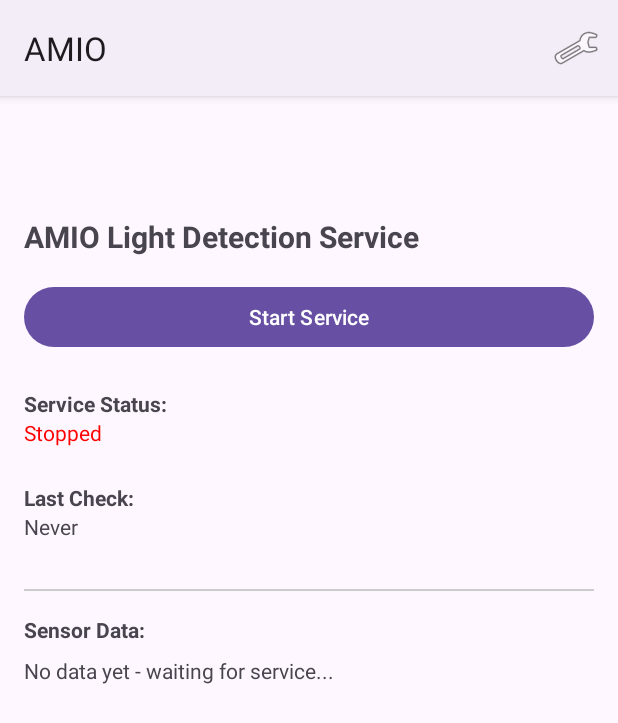
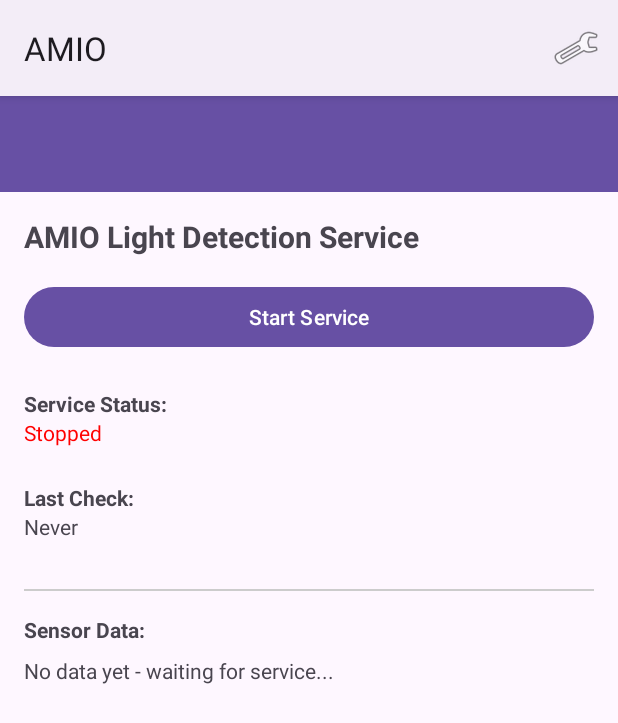
Before and after one commit to Dolhen-James/AMIO_PROJECT, an Android app: the screen it shows after launch (MainActivity), on a phone screen of 412 x 824 dp. Shown: the top 723 px of the screen. Run offline under Robolectric (Android 15) with nearby library versions, the phone set to English and light mode, and no system bars; 1 statement that could not run was skipped.

Commit message:
Fixed : ToolBar not displayed when dark mode activated

```diff
--- a/app/src/main/java/com/example/amio/MainActivity.java
+++ b/app/src/main/java/com/example/amio/MainActivity.java
@@ -60,8 +60,13 @@ public class MainActivity extends AppCompatActivity {
 
         Log.d(TAG, "MainActivity created");
 
-    // Request notification permission for Android 13+ (API 33+) using helper
-    NotificationHelper.requestNotificationPermission(this);
+
+        // Set up the top app bar (Toolbar)
+        androidx.appcompat.widget.Toolbar toolbar = findViewById(R.id.toolbar);
+        setSupportActionBar(toolbar);
+
+        // Request notification permission for Android 13+ (API 33+) using helper
+        NotificationHelper.requestNotificationPermission(this);
 
         // Initialize UI elements
         initializeViews();
--- a/app/src/main/res/layout/activity_main.xml
+++ b/app/src/main/res/layout/activity_main.xml
@@ -7,10 +7,14 @@
     android:fitsSystemWindows="true"
     tools:context=".MainActivity">
 
-    <!-- Spacer for ActionBar - ensures content starts below it -->
-    <View
+    <!-- Top App Bar -->
+    <androidx.appcompat.widget.Toolbar
+        android:id="@+id/toolbar"
         android:layout_width="match_parent"
-        android:layout_height="?attr/actionBarSize" />
+        android:layout_height="?attr/actionBarSize"
+        android:background="?attr/colorPrimary"
+        android:theme="@style/ThemeOverlay.AppCompat.ActionBar"
+        android:popupTheme="@style/ThemeOverlay.AppCompat.Light" />
 
     <!-- Content with padding -->
     <LinearLayout
--- /dev/null
+++ b/app/src/main/res/values-night/styles.xml
@@ -0,0 +1,6 @@
+<?xml version="1.0" encoding="utf-8"?>
+<resources>
+    <style name="AppTheme" parent="Theme.MaterialComponents.DayNight.DarkActionBar">
+        <!-- Customize your dark theme here. -->
+    </style>
+</resources>
--- /dev/null
+++ b/app/src/main/res/values/styles.xml
@@ -0,0 +1,6 @@
+<?xml version="1.0" encoding="utf-8"?>
+<resources>
+    <style name="AppTheme" parent="Theme.MaterialComponents.DayNight.DarkActionBar">
+        <!-- Customize your theme here. -->
+    </style>
+</resources>
```
